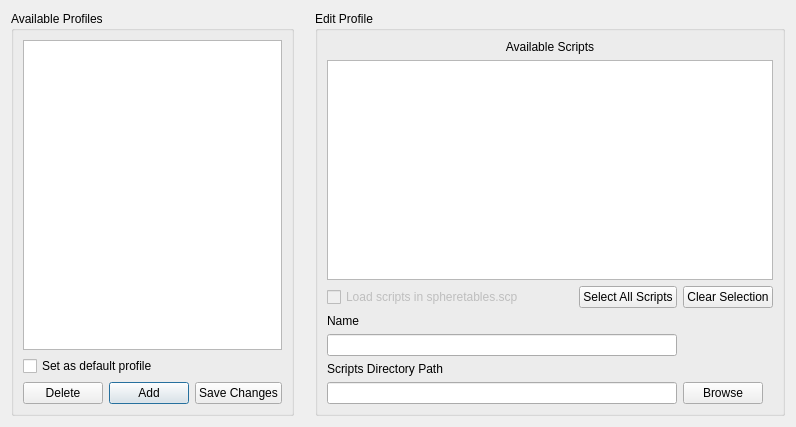
The window that src/forms/dlg_profilescripts_options.ui (cbnolok/Leviathan) describes before a commit, drawn with Qt 5.
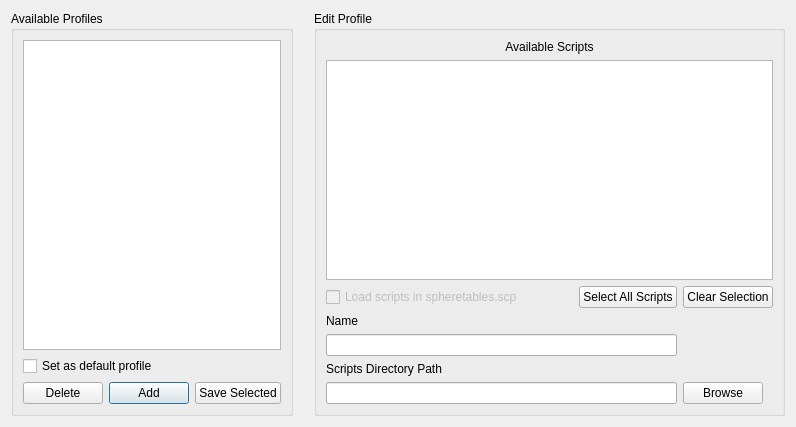
The same window after the commit.

```diff
--- a/src/forms/dlg_profilescripts_options.ui
+++ b/src/forms/dlg_profilescripts_options.ui
@@ -75,7 +75,7 @@
            <enum>Qt::StrongFocus</enum>
           </property>
           <property name="text">
-           <string>Save Changes</string>
+           <string>Save Selected</string>
           </property>
          </widget>
         </item>
```
